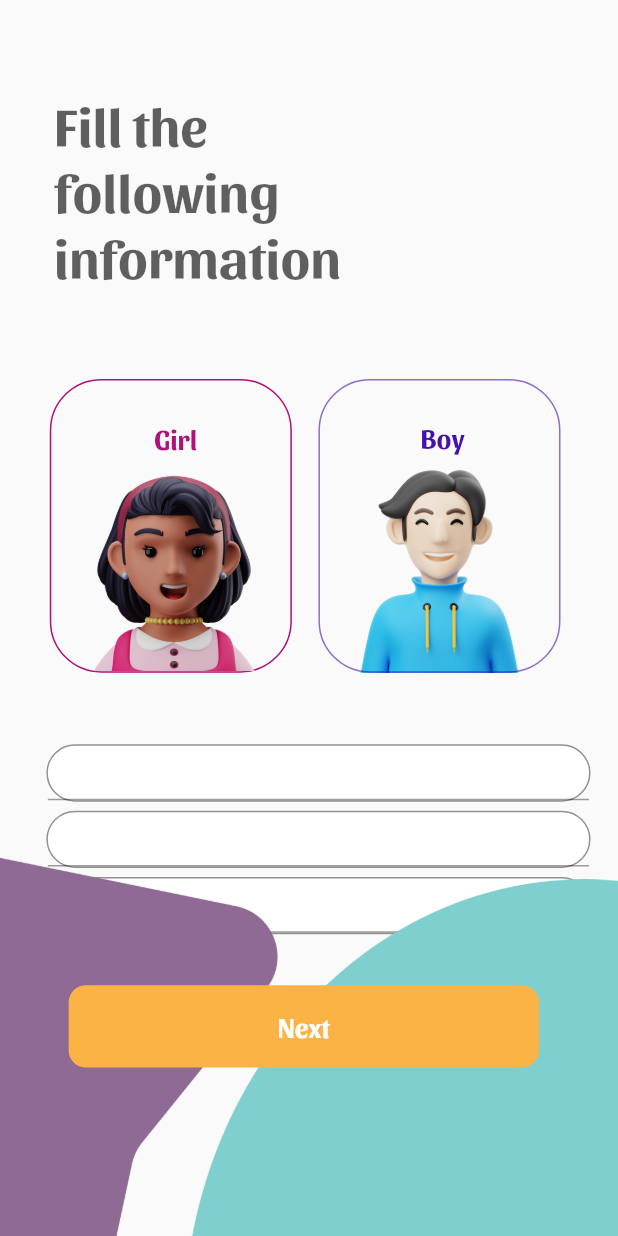
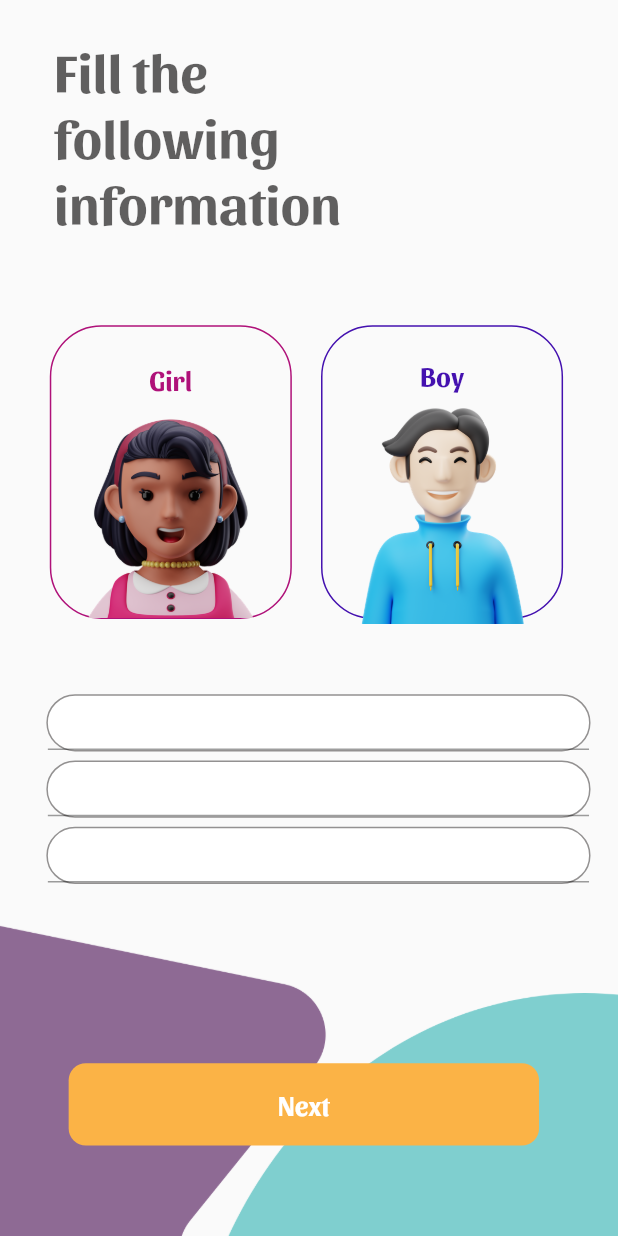
Before and after one commit to gdscmuet/Habit_Breaker, a Flutter app: the info_screen screen opened by its route, on a phone screen of 412 x 824 dp. Run offline on Flutter 3.47's test engine with Material 2 defaults, Android fonts, the phone set to English and light mode, and no system bars; our stand-ins replace another_flushbar, firebase_core, flutter_inset_box_shadow, flutter_screenutil, fluttertoast, google_fonts; accounts and stored records are empty.

Commit message:
ui fixed

```diff
--- a/lib/components/achived_container.dart
+++ b/lib/components/achived_container.dart
@@ -61,7 +61,7 @@ class achived_container extends StatelessWidget {
               ),
               Container(
                 height: 32.h,
-                width: 121.w,
+                width: 100.w,
                 decoration: BoxDecoration(
                     borderRadius: BorderRadius.circular(30.r),
                     color: Colors.white),
--- a/lib/main.dart
+++ b/lib/main.dart
@@ -32,7 +32,7 @@ class MyApp extends StatelessWidget {
       builder: (context, child) {
         return MaterialApp(
           title: 'Flutter Demo',
-          home: search_for_goals_2(),
+          home: profile_screen(),
           theme: ThemeData(
             primarySwatch: Colors.blue,
           ),
--- a/lib/view/info_screen.dart
+++ b/lib/view/info_screen.dart
@@ -10,18 +10,19 @@ import '../utils/utils.dart';
 class info_screen extends StatelessWidget {
   @override
   Widget build(BuildContext context) {
-    double baseWidth = 390;
-    double fem = MediaQuery.of(context).size.width / baseWidth;
-    double ffem = fem * 0.97;
+    // double baseWidth = 390;
+    // double fem = MediaQuery.of(context).size.width / baseWidth;
+    // double ffem = fem * 0.97;
     return SafeArea(
       child: Scaffold(
-        body: Stack(
+        body: Column(
           children: [
             Container(
               // autogroup4n5vEdZ (9Nu4BLLx6UXrqGPiz54N5v)
               padding: EdgeInsets.only(
-                  left: 27.w, top: 51.h, right: 16.w, bottom: 5.h),
+                  left: 27.w, top: 21.h, right: 16.w),
               width: double.infinity,
+              child: Expanded(
                 child: Column(
                   crossAxisAlignment: CrossAxisAlignment.center,
                   children: [
@@ -43,7 +44,7 @@ class info_screen extends StatelessWidget {
                     ),
                     Container(
                       // autogroup4sw2SzX (9Nu3Prej9vd8srGavz4Sw2)
-                    margin: EdgeInsets.fromLTRB(2.w, 0, 16.w, 40.h),
+                      margin: EdgeInsets.fromLTRB(2.w, 0, 16.w, 42.h),
                       width: double.infinity,
                       height: 164.h,
                       child: Row(
@@ -51,39 +52,17 @@ class info_screen extends StatelessWidget {
                         children: [
                           Container(
                             // autogroupgmccFwy (9Nu3XrRQPygfqV1uZDgmCc)
-                          margin: EdgeInsets.fromLTRB(0, 0, 15.w, 0),
+                            margin: EdgeInsets.fromLTRB(0, 0, 17.w, 0),
                             width: 141.w,
                             height: 164.h,
                             decoration: BoxDecoration(
                               border: Border.all(color: Color(0xffaf1179)),
                               borderRadius: BorderRadius.circular(30.r),
                             ),
-                          child: Stack(
+                            child: Column(
                               children: [
-                              Positioned(
-                                // florist5691544474108519XZ (23:89)
-                                left: 2.w,
-                                top: 40.h,
-                                child: Align(
-                                  child: SizedBox(
-                                    width: 139.w,
-                                    height: 124.h,
-                                    child: Image.asset(
-                                      'assets/page-1/images/florist-5691544-4741085-1.png',
-                                      fit: BoxFit.cover,
-                                    ),
-                                  ),
-                                ),
-                              ),
-                              Positioned(
-                                // girlejD (23:92)
-                                left: 60.w,
-                                top: 23.h,
-                                child: Align(
-                                  child: SizedBox(
-                                    width: 26.w,
-                                    height: 20.h,
-                                    child: Text(
+                                SizedBox(height: 20.h,),
+                                Text(
                                   'Girl',
                                   style: SafeGoogleFont(
                                     'Sansita',
@@ -92,7 +71,12 @@ class info_screen extends StatelessWidget {
                                     color: Color(0xffaf1179),
                                   ),
                                 ),
-                                  ),
+                                SizedBox(
+                                  width: 139.w,
+                                  height: 124.h,
+                                  child: Image.asset(
+                                    'assets/page-1/images/florist-5691544-4741085-1.png',
+                                    fit: BoxFit.cover,
                                   ),
                                 ),
                               ],
@@ -100,50 +84,18 @@ class info_screen extends StatelessWidget {
                           ),
                           Container(
                             // autogroup5upcxV1 (9Nu3cgcgrbNGFRqq6n5upc)
-                          width: 142.w,
-                          height: double.infinity,
-                          child: Stack(
-                            children: [
-                              Positioned(
-                                // handsomeboy492961141183541QM1 (23:91)
-                                left: 3.w,
-                                top: 49.h,
-                                child: Align(
-                                  child: SizedBox(
-                                    width: 135.w,
-                                    height: 115.h,
-                                    child: Image.asset(
-                                      'assets/page-1/images/handsome-boy-4929611-4118354-1-Q6w.png',
-                                      fit: BoxFit.cover,
-                                    ),
-                                  ),
-                                ),
-                              ),
-                              Positioned(
-                                // rectangle109VUw (23:94)
-                                child: Align(
-                                  child: SizedBox(
+                            // autogroupgmccFwy (9Nu3XrRQPygfqV1uZDgmCc)
+                            // margin: EdgeInsets.fromLTRB(0, 0, 12.w, 0),
                             width: 141.w,
                             height: 164.h,
-                                    child: Container(
                             decoration: BoxDecoration(
-                                        borderRadius:
-                                            BorderRadius.circular(30.r),
-                                        border: Border.all(
-                                            color: Color(0x994411af)),
+                              border: Border.all(color: Color(0xff4411af)),
+                              borderRadius: BorderRadius.circular(30.r),
                             ),
-                                    ),
-                                  ),
-                                ),
-                              ),
-                              Positioned(
-                                // boyWQ3 (23:93)
-                                left: 60.w,
-                                top: 23.h,
-                                child: SizedBox(
-                                  width: 26.w,
-                                  height: 20.h,
-                                  child: Text(
+                            child: Column(
+                              children: [
+                                SizedBox(height: 18.h,),
+                                Text(
                                   'Boy',
                                   style: SafeGoogleFont(
                                     'Sansita',
@@ -152,8 +104,26 @@ class info_screen extends StatelessWidget {
                                     color: Color(0xff4411af),
                                   ),
                                 ),
+                                SizedBox(
+                                  width: 135.w,
+                                  child: Image.asset(
+                                    'assets/page-1/images/handsome-boy-4929611-4118354-1-Q6w.png',
+                                    fit: BoxFit.cover,
                                   ),
                                 ),
+                                // SizedBox(
+                                //   width: 141.w,
+                                //   height: 164.h,
+                                //   child: Container(
+                                //     decoration: BoxDecoration(
+                                //       borderRadius:
+                                //           BorderRadius.circular(30.r),
+                                //       border: Border.all(
+                                //           color: Color(0x994411af)),
+                                //     ),
+                                //   ),
+                                // ),
+
                               ],
                             ),
                           ),
@@ -162,7 +132,7 @@ class info_screen extends StatelessWidget {
                     ),
                     Container(
                       // autogroupzqwu1Lo (9Nu3nbVqdCaVrZL9xXZQWU)
-                    margin: EdgeInsets.fromLTRB(0 * fem, 0 * fem, 0 * fem, 5.h),
+                      margin: EdgeInsets.fromLTRB(0, 0, 0, 5.h),
                       height: 32.h,
                       width: double.infinity,
                       decoration: BoxDecoration(
@@ -174,7 +144,7 @@ class info_screen extends StatelessWidget {
                     ),
                     Container(
                       // autogroupwxh6eef (9Nu3sWXKNGsmrv6uRdWxH6)
-                    margin: EdgeInsets.fromLTRB(0 * fem, 0 * fem, 0 * fem, 5.h),
+                      margin: EdgeInsets.fromLTRB(0 , 0 , 0 , 5.h),
                       // padding: EdgeInsets.fromLTRB(24.w, 9.h, 24.w, 11.h),
                       width: double.infinity,
                       height: 32.h,
@@ -199,15 +169,13 @@ class info_screen extends StatelessWidget {
                   ],
                 ),
               ),
-            Container(
-              // autogroupxfmzYNf (9Nu42kkusDAYik2cu2XFmz)
-              height: MediaQuery.of(context).size.height,
+            ),
+            Expanded(
               child: Stack(
                 children: [
                   Positioned(
                     // vector24ro (23:102)
-                    left: -90.w,
-                    top: 450.h,
+                    left: -62.w,
                     child: Image.asset(
                       'assets/page-1/images/vector-2-FW3.png',
                       width: 276.w,
@@ -217,7 +185,7 @@ class info_screen extends StatelessWidget {
                   Positioned(
                     // ellipse5BRd (23:101)
                     left: 107.w,
-                    top: 480.h,
+                    top: 50.h,
                     child: Image.asset(
                       'assets/page-1/images/ellipse-5-Yd9.png',
                       width: 467.w,
@@ -227,7 +195,7 @@ class info_screen extends StatelessWidget {
                   Positioned(
                     // rectangle105VSK (23:98)
                     left: 40.w,
-                    top: 550.h,
+                    top: 100.h,
                     child: InkWell(
                       onTap: () {
                         Navigator.pushNamed(context, RoutesName.homeScreen);
--- a/pubspec.yaml
+++ b/pubspec.yaml
@@ -47,6 +47,7 @@ dependencies:
   google_sign_in: ^5.4.2
   another_flushbar: ^1.12.29
   google_fonts: any
+  fluttertoast: any
   flutter_inset_box_shadow: any
 
 dev_dependencies:
```
Also changed, not shown: lib/view/create_new_goal.dart (+22 -10 lines), lib/view/login_screen.dart (+38 -38 lines), lib/view/profile_screen.dart (+16 -14 lines), assets/page-1/images/Ellipse-4-s.png (added), assets/page-1/images/bottom-cirlcle.png (added), pubspec.lock, 1 other file. Lines whose indentation alone changed are shown as unchanged.
